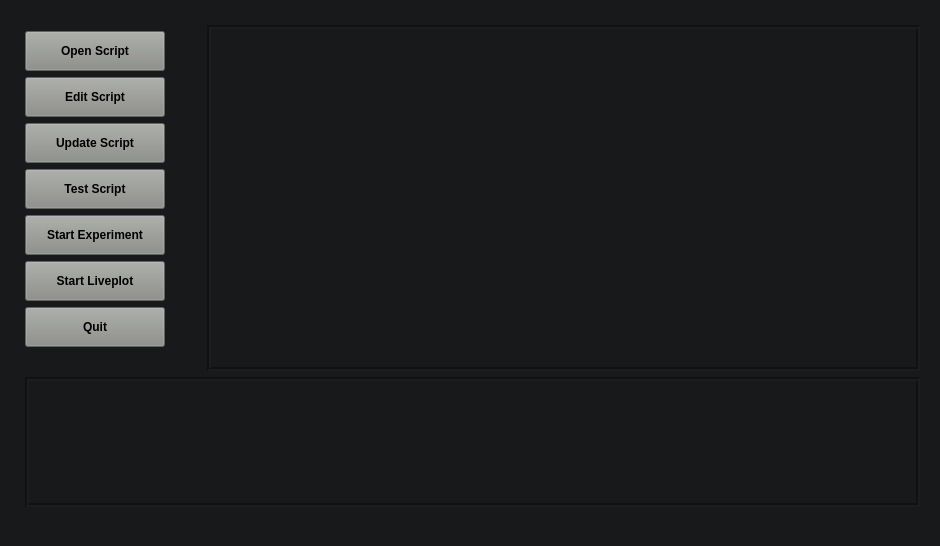
Anatoly1010/Atomize, file atomize/main/gui/main_window.ui: the form before one commit.
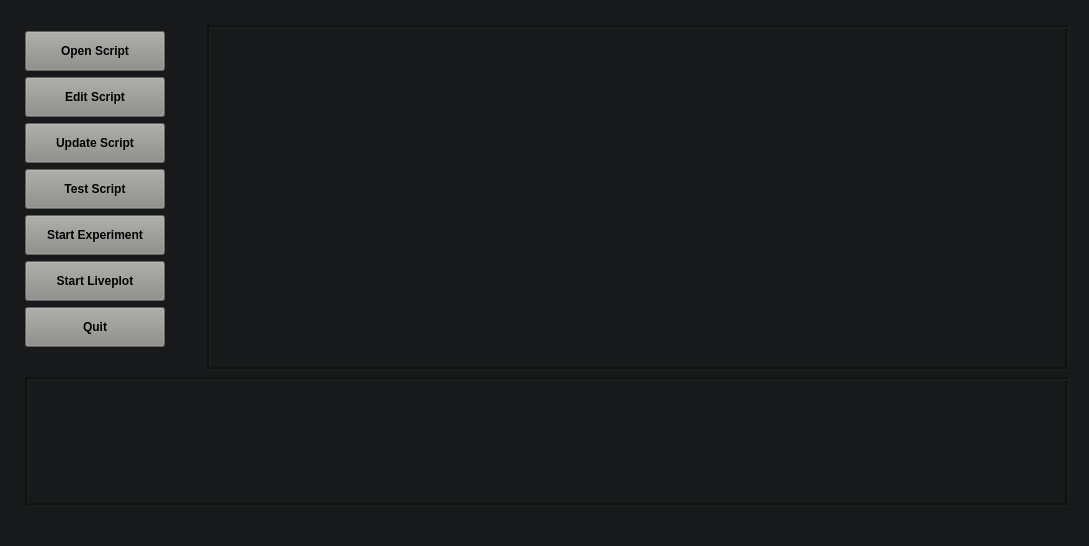
The form after the commit. Custom widgets are drawn as their Qt base class.

```diff
--- a/atomize/main/gui/main_window.ui
+++ b/atomize/main/gui/main_window.ui
@@ -6,7 +6,7 @@
    <rect>
     <x>0</x>
     <y>0</y>
-    <width>940</width>
+    <width>1089</width>
     <height>546</height>
    </rect>
   </property>
```
Left out of the diff: 2 changed lines with no effect on the pictures.
